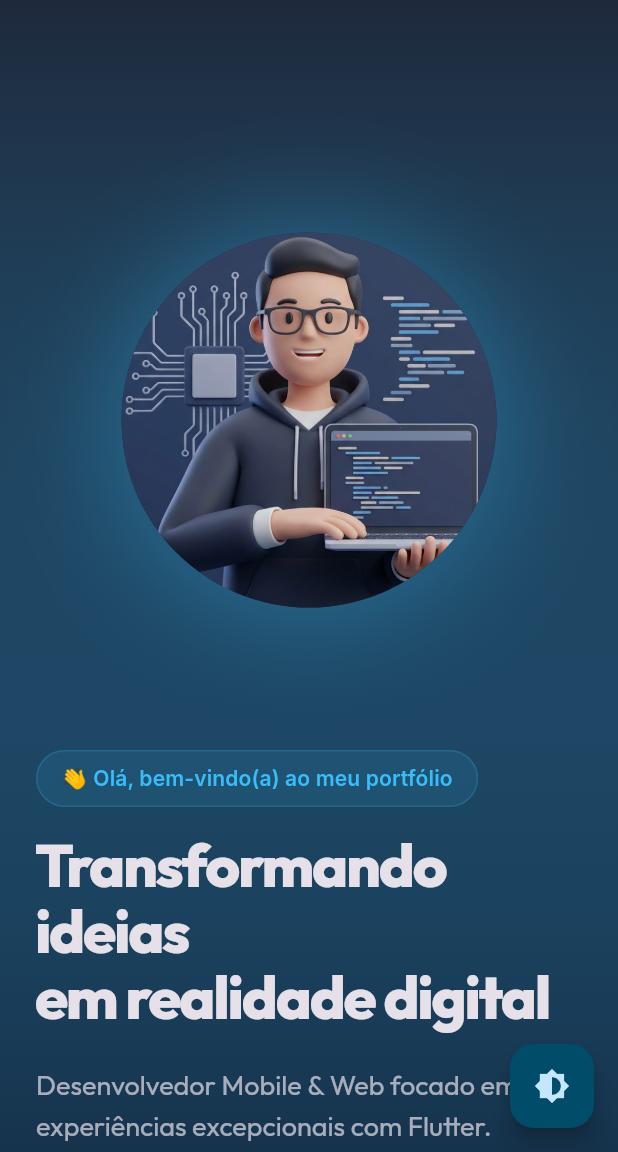
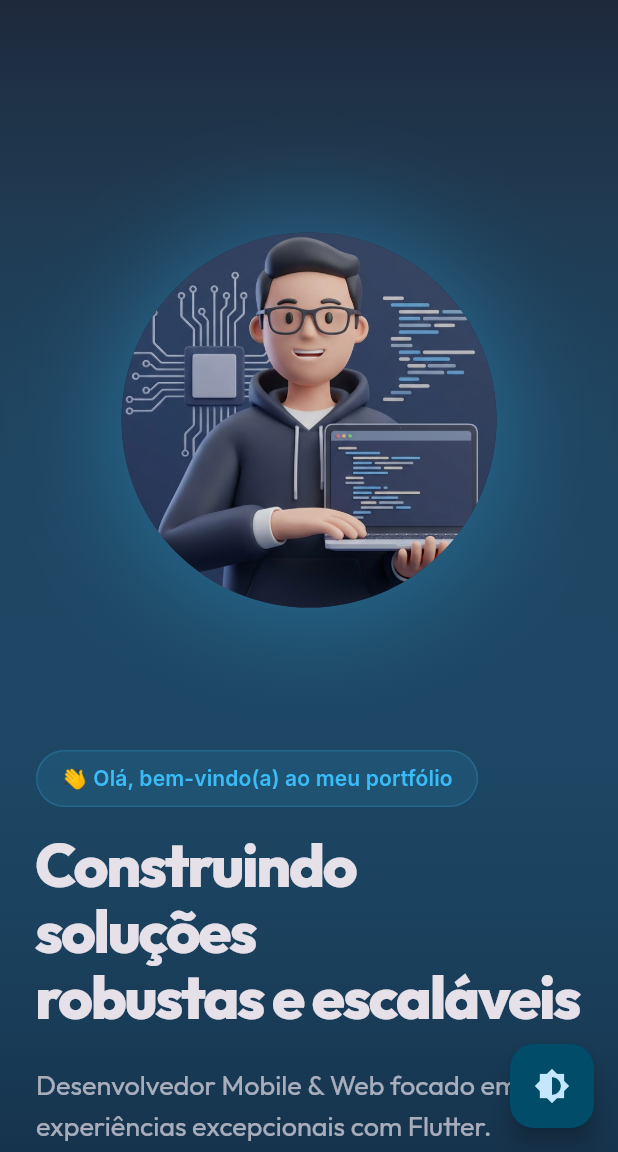
Before and after one commit to rodrigo-gh/portfolio, a Flutter app: the screen it shows after launch, on a phone screen of 412 x 824 dp, the part 84-1236 px from its top. Run offline on Flutter 3.47's test engine with Material 3 defaults, Android fonts, the phone set to English and light mode, and no system bars; drawn by our look-alikes of flutter_animate; our stand-ins replace font_awesome_flutter, google_fonts, smooth_page_indicator.

Commit message:
UI: Text adjustment

```diff
--- a/lib/core/constants/strings.dart
+++ b/lib/core/constants/strings.dart
@@ -2,7 +2,7 @@ class AppStrings {
   // Profile Info
   static const String profileName = "Rodrigo Knop";
   static const String profileNameShort = "Rodrigo";
-  static const String profileRole = "Software Developer";
+  static const String profileRole = "Flutter Developer";
   static const String profileBio = "Construindo soluções robustas e experiências digitais memoráveis através de código limpo e design centrado no usuário.";
   static const String profileEmail = "rodrigo_knop@outlook.com";
   static const String profileGitHubUrl = "https://github.com/rodrigo-gh";
@@ -14,13 +14,13 @@ class AppStrings {
 
   // Hero Section
   static const String heroGreeting = "👋 Olá, bem-vindo(a) ao meu portfólio";
-  static const String heroTitle = "Transformando ideias\nem realidade digital";
+  static const String heroTitle = "Construindo soluções\nrobustas e escaláveis";
   static const String heroSubtitle = "Desenvolvedor Mobile & Web focado em criar experiências excepcionais com Flutter.";
   static const String heroButtonText = "LinkedIn";
 
   // Section Titles
   static const String sectionOverviewTitle = "Visão Geral";
-  static const String sectionOverviewSubtitle = "Todos os projetos em um relance.";
+  static const String sectionOverviewSubtitle = "Meus projetos. Confira!";
   static const String sectionTrajectoryTitle = "Minha Trajetória";
   static const String sectionTrajectorySubtitle = "Experiência profissional e acadêmica.";
   static const String sectionDetailedTitle = "Exploração Detalhada";
```
